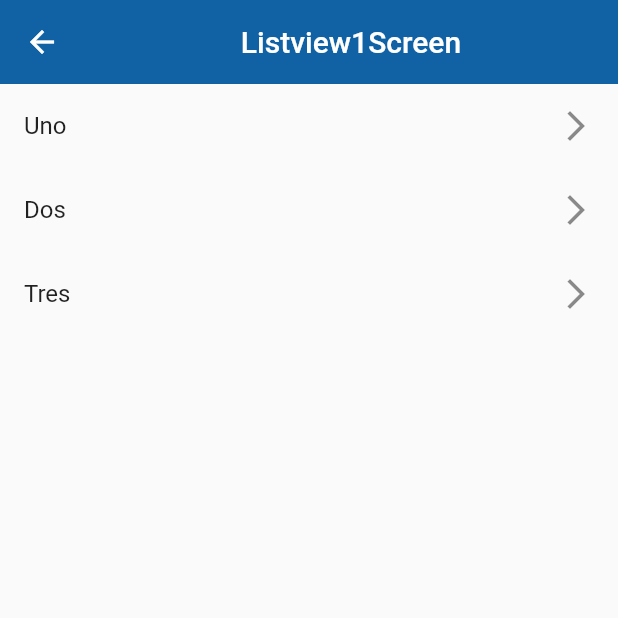
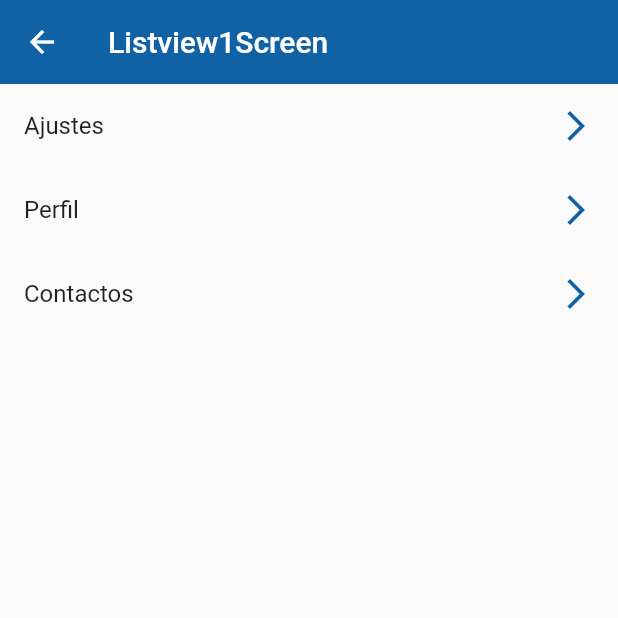
Before and after one commit to debimizfel/fl_complements, a Flutter app: the Listview1Screen screen opened directly, on a phone screen of 412 x 824 dp, the top half of it. Run offline on Flutter 3.47's test engine with Material 2 defaults, Android fonts, the phone set to English and light mode, and no system bars.

Commit message:
comments added

```diff
--- a/lib/screens/listview1_screen.dart
+++ b/lib/screens/listview1_screen.dart
@@ -1,22 +1,27 @@
+import 'package:fl_complements/themes/app_theme.dart';
 import 'package:flutter/material.dart';
 
 class Listview1Screen extends StatelessWidget {
   const Listview1Screen({Key? key}) : super(key: key);
-  final optios = const ['Uno', 'Dos', 'Tres'];
+  final optios = const ['Ajustes', 'Perfil', 'Contactos'];
 
   @override
   Widget build(BuildContext context) {
     return Scaffold(
       appBar: AppBar(
-        title: const Center(child: Text('Listview1Screen')),
+        title: const Text('Listview1Screen'),
       ),
       body: ListView(
         children: [
+          /* Operador spred extrae los elementos de la lista*/
           ...optios
               .map(
                 (object) => ListTile(
                   title: Text(object),
-                  trailing: const Icon(Icons.arrow_forward_ios_outlined),
+                  trailing: Icon(
+                    Icons.arrow_forward_ios_outlined,
+                    color: AppTheme.primary,
+                  ),
                 ),
               )
               .toList(),
```
